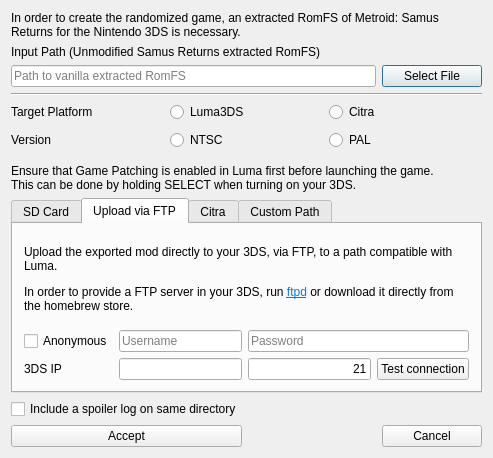
First picture: the form in randovania/gui/ui_files/msr_game_export_dialog.ui, repository randovania/randovania, before the edit.
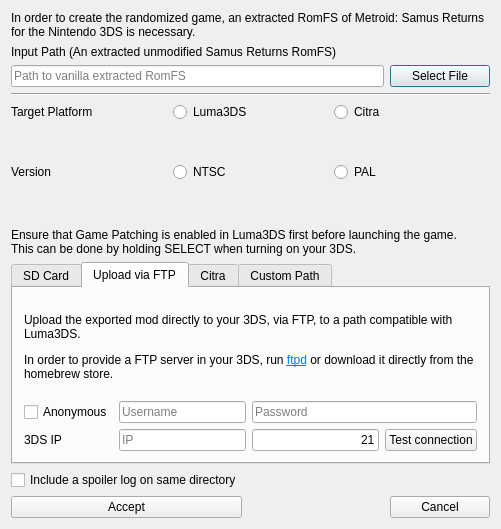
Second picture: the form after the edit. The open tabs and pages were chosen to show the change.

```diff
--- a/randovania/gui/ui_files/msr_game_export_dialog.ui
+++ b/randovania/gui/ui_files/msr_game_export_dialog.ui
@@ -6,8 +6,8 @@
    <rect>
     <x>0</x>
     <y>0</y>
-    <width>493</width>
-    <height>458</height>
+    <width>501</width>
+    <height>529</height>
    </rect>
   </property>
   <property name="windowTitle">
@@ -67,7 +67,7 @@
       </size>
      </property>
      <property name="text">
-      <string>Input Path (Unmodified Samus Returns extracted RomFS)</string>
+      <string>Input Path (An extracted unmodified Samus Returns RomFS)</string>
      </property>
     </widget>
    </item>
@@ -183,7 +183,7 @@
        <item row="0" column="0" colspan="4">
         <widget class="QLabel" name="ftp_description_label">
          <property name="text">
-          <string>&lt;html&gt;&lt;head/&gt;&lt;body&gt;&lt;p&gt;Upload the exported mod directly to your 3DS, via FTP, to a path compatible with Luma.&lt;/p&gt;&lt;p&gt;In order to provide a FTP server in your 3DS, run &lt;a href=&quot;https://github.com/mtheall/ftpd&quot;&gt;&lt;span style=&quot; text-decoration: underline; color:#007af4;&quot;&gt;ftpd&lt;/span&gt;&lt;/a&gt; or download it directly from the homebrew store.&lt;/p&gt;&lt;/body&gt;&lt;/html&gt;</string>
+          <string>&lt;html&gt;&lt;head/&gt;&lt;body&gt;&lt;p&gt;Upload the exported mod directly to your 3DS, via FTP, to a path compatible with Luma3DS.&lt;/p&gt;&lt;p&gt;In order to provide a FTP server in your 3DS, run &lt;a href=&quot;https://github.com/mtheall/ftpd&quot;&gt;&lt;span style=&quot; text-decoration: underline; color:#007af4;&quot;&gt;ftpd&lt;/span&gt;&lt;/a&gt; or download it directly from the homebrew store.&lt;/p&gt;&lt;/body&gt;&lt;/html&gt;</string>
          </property>
          <property name="wordWrap">
           <bool>true</bool>
@@ -222,7 +222,17 @@
         </widget>
        </item>
        <item row="2" column="1">
-        <widget class="QLineEdit" name="ftp_ip_edit"/>
+        <widget class="QLineEdit" name="ftp_ip_edit">
+         <property name="inputMask">
+          <string/>
+         </property>
+         <property name="text">
+          <string/>
+         </property>
+         <property name="placeholderText">
+          <string>IP</string>
+         </property>
+        </widget>
        </item>
        <item row="2" column="2">
         <widget class="QLineEdit" name="ftp_port_edit">
@@ -232,6 +242,9 @@
          <property name="alignment">
           <set>Qt::AlignRight|Qt::AlignTrailing|Qt::AlignVCenter</set>
          </property>
+         <property name="placeholderText">
+          <string>Port</string>
+         </property>
         </widget>
        </item>
        <item row="2" column="3">
@@ -340,7 +353,7 @@
    <item row="7" column="0" colspan="3">
     <widget class="QLabel" name="console_reminder_label">
      <property name="text">
-      <string>&lt;html&gt;&lt;head/&gt;&lt;body&gt;&lt;p&gt;Ensure that Game Patching is enabled in Luma first before launching the game.&lt;br/&gt;This can be done by holding SELECT when turning on your 3DS.&lt;/p&gt;&lt;/body&gt;&lt;/html&gt;</string>
+      <string>&lt;html&gt;&lt;head/&gt;&lt;body&gt;&lt;p&gt;Ensure that Game Patching is enabled in Luma3DS first before launching the game.&lt;br/&gt;This can be done by holding SELECT when turning on your 3DS.&lt;/p&gt;&lt;/body&gt;&lt;/html&gt;</string>
      </property>
      <property name="wordWrap">
       <bool>true</bool>
```
Left out of the diff: 4 changed lines with no effect on the pictures.
